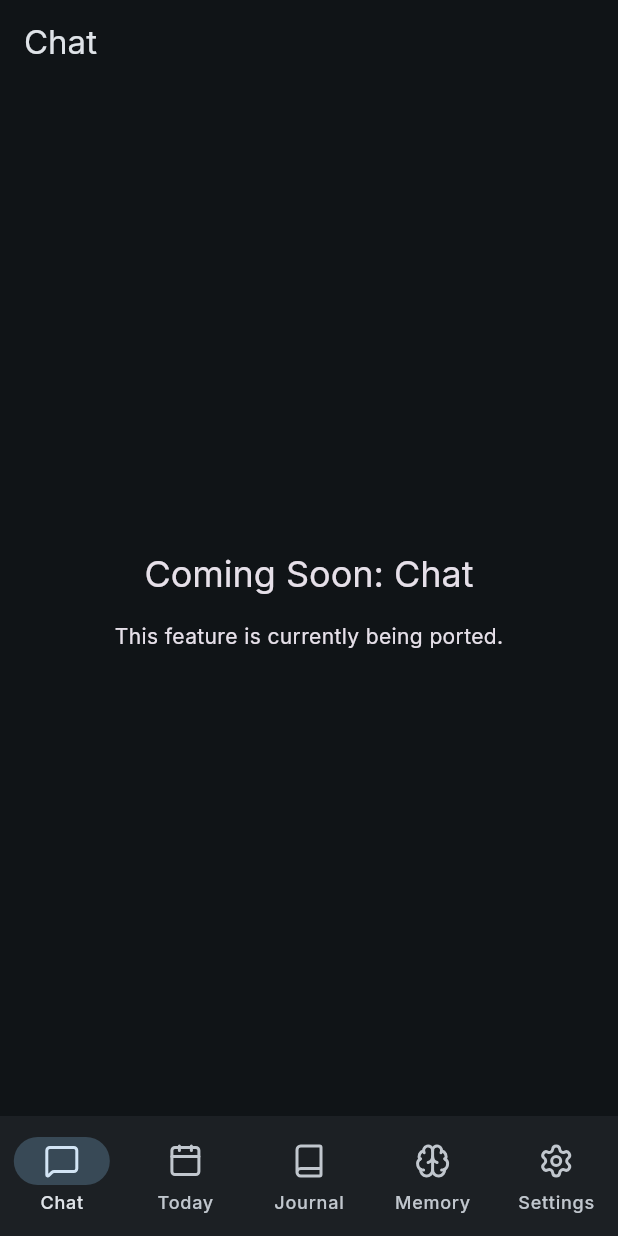
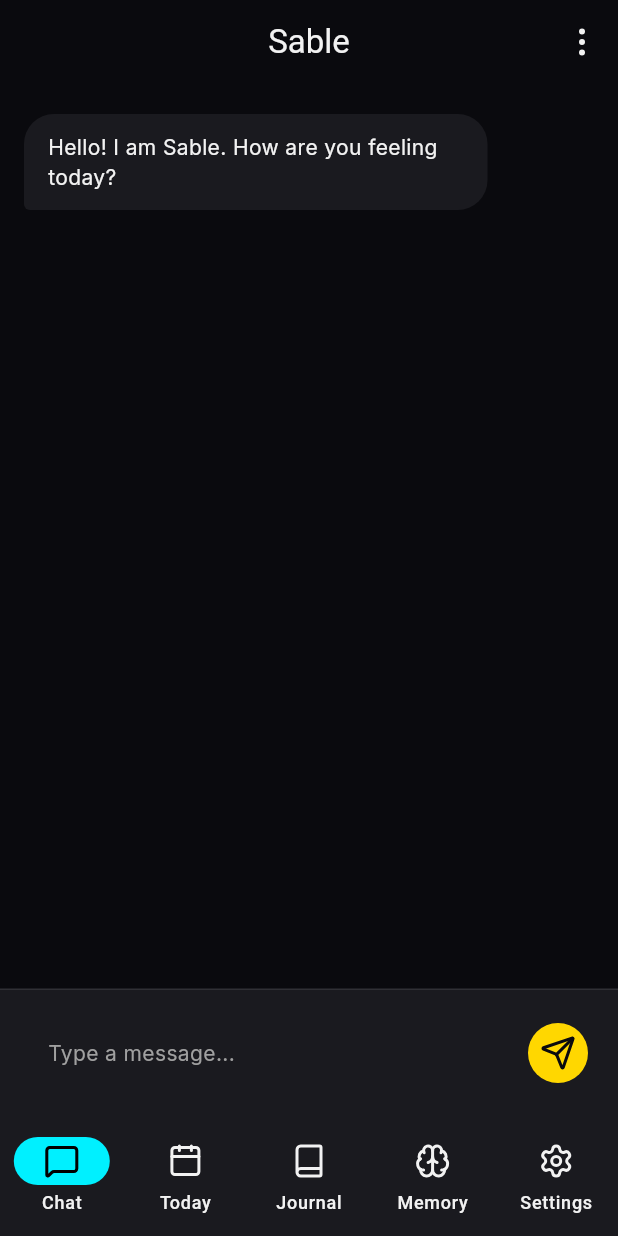
Before and after one commit to adunn79/sable-flutter, a Flutter app: the screen it shows after launch, on a phone screen of 412 x 824 dp. Run offline on Flutter 3.47's test engine with Material 3 defaults, Android fonts, the phone set to English and light mode, and no system bars; our stand-ins replace flutter_dotenv, flutter_riverpod, go_router, google_fonts, lucide_icons.

Commit message:
feat: AUREAL rebranding - Implement new theme, chat UI, and macOS support
- Created AurealTheme with Obsidian/Plasma Cyan/Hyper Gold color palette
- Implemented Space Grotesk (headlines) and Inter (body) typography
- Added ChatPage with message bubbles and input area
- Updated navigation and routing structure
- Added macOS platform support
- Integrated branding assets
- Fixed widget tests for SableApp

```diff
--- /dev/null
+++ b/analysis_options.yaml
@@ -0,0 +1,28 @@
+# This file configures the analyzer, which statically analyzes Dart code to
+# check for errors, warnings, and lints.
+#
+# The issues identified by the analyzer are surfaced in the UI of Dart-enabled
+# IDEs (https://dart.dev/tools#ides-and-editors). The analyzer can also be
+# invoked from the command line by running `flutter analyze`.
+
+# The following line activates a set of recommended lints for Flutter apps,
+# packages, and plugins designed to encourage good coding practices.
+include: package:flutter_lints/flutter.yaml
+
+linter:
+  # The lint rules applied to this project can be customized in the
+  # section below to disable rules from the `package:flutter_lints/flutter.yaml`
+  # included above or to enable additional rules. A list of all available lints
+  # and their documentation is published at https://dart.dev/lints.
+  #
+  # Instead of disabling a lint rule for the entire project in the
+  # section below, it can also be suppressed for a single line of code
+  # or a specific dart file by using the `// ignore: name_of_lint` and
+  # `// ignore_for_file: name_of_lint` syntax on the line or in the file
+  # producing the lint.
+  rules:
+    # avoid_print: false  # Uncomment to disable the `avoid_print` rule
+    # prefer_single_quotes: true  # Uncomment to enable the `prefer_single_quotes` rule
+
+# Additional information about this file can be found at
+# https://dart.dev/guides/language/analysis-options
--- /dev/null
+++ b/devtools_options.yaml
@@ -0,0 +1,3 @@
+description: This file stores settings for Dart & Flutter DevTools.
+documentation: https://docs.flutter.dev/tools/devtools/extensions#configure-extension-enablement-states
+extensions:
--- /dev/null
+++ b/lib/core/theme/aureal_theme.dart
@@ -0,0 +1,90 @@
+import 'package:flutter/material.dart';
+import 'package:google_fonts/google_fonts.dart';
+
+class AurealColors {
+  static const Color obsidian = Color(0xFF0A0A0E);
+  static const Color plasmaCyan = Color(0xFF00F0FF);
+  static const Color hyperGold = Color(0xFFFFD700);
+  static const Color carbon = Color(0xFF1A1A1F);
+  static const Color stardust = Color(0xFFF2F2F2);
+  static const Color ghost = Color(0xFFA0A0A0);
+}
+
+class AurealTheme {
+  static ThemeData get darkTheme {
+    return ThemeData(
+      useMaterial3: true,
+      brightness: Brightness.dark,
+      scaffoldBackgroundColor: AurealColors.obsidian,
+      primaryColor: AurealColors.hyperGold,
+
+      // Color Scheme Definition
+      colorScheme: const ColorScheme.dark(
+        primary: AurealColors.hyperGold,
+        secondary: AurealColors.plasmaCyan,
+        surface: AurealColors.carbon,
+        onPrimary: AurealColors.obsidian, // Text on Gold buttons
+        onSurface: AurealColors.stardust,
+      ),
+
+      // Typography
+      textTheme: TextTheme(
+        displayLarge: GoogleFonts.spaceGrotesk(
+          fontSize: 57,
+          fontWeight: FontWeight.bold,
+          color: AurealColors.stardust
+        ),
+        displayMedium: GoogleFonts.spaceGrotesk(
+          fontSize: 45,
+          fontWeight: FontWeight.w600,
+          color: AurealColors.stardust
+        ),
+        headlineSmall: GoogleFonts.spaceGrotesk(
+          fontSize: 24,
+          fontWeight: FontWeight.w600,
+          color: AurealColors.plasmaCyan
+        ),
+        bodyLarge: GoogleFonts.inter(
+          fontSize: 16,
+          color: AurealColors.stardust
+        ),
+        bodyMedium: GoogleFonts.inter(
+          fontSize: 14,
+          color: AurealColors.ghost
+        ),
+      ),
+
+      // Component Styles
+      appBarTheme: const AppBarTheme(
+        backgroundColor: AurealColors.obsidian,
+        elevation: 0,
+        centerTitle: true,
+        iconTheme: IconThemeData(color: AurealColors.stardust),
+      ),
+
+      elevatedButtonTheme: ElevatedButtonThemeData(
+        style: ElevatedButton.styleFrom(
+          backgroundColor: AurealColors.hyperGold,
+          foregroundColor: AurealColors.obsidian,
+          textStyle: GoogleFonts.spaceGrotesk(fontWeight: FontWeight.bold),
+          padding: const EdgeInsets.symmetric(horizontal: 24, vertical: 16),
+          shape: RoundedRectangleBorder(borderRadius: BorderRadius.circular(12)),
+        ),
+      ),
+
+      inputDecorationTheme: InputDecorationTheme(
+        filled: true,
+        fillColor: AurealColors.carbon,
+        border: OutlineInputBorder(
+          borderRadius: BorderRadius.circular(12),
+          borderSide: BorderSide.none,
+        ),
+        focusedBorder: OutlineInputBorder(
+          borderRadius: BorderRadius.circular(12),
+          borderSide: const BorderSide(color: AurealColors.plasmaCyan, width: 1),
+        ),
+        hintStyle: GoogleFonts.inter(color: AurealColors.ghost),
+      ),
+    );
+  }
+}
--- a/lib/src/app.dart
+++ b/lib/src/app.dart
@@ -1,6 +1,7 @@
 import 'package:flutter/material.dart';
 import 'package:flutter_riverpod/flutter_riverpod.dart';
-import 'package:google_fonts/google_fonts.dart';
+
+import 'package:sable/core/theme/aureal_theme.dart';
 import 'router.dart';
 
 void main() {
@@ -15,16 +16,9 @@ class SableApp extends ConsumerWidget {
     final router = ref.watch(routerProvider);
 
     return MaterialApp.router(
-      title: 'Sable',
-      theme: ThemeData(
-        colorScheme: ColorScheme.fromSeed(
-          seedColor: const Color(0xFF0EA5E9), // Brand Blue
-          brightness: Brightness.dark,
-          background: const Color(0xFF050505),
-        ),
-        useMaterial3: true,
-        textTheme: GoogleFonts.interTextTheme(ThemeData.dark().textTheme),
-      ),
+      title: 'Aureal',
+      theme: AurealTheme.darkTheme,
+      themeMode: ThemeMode.dark,
       routerConfig: router,
     );
   }
--- /dev/null
+++ b/lib/src/pages/chat/chat_page.dart
@@ -0,0 +1,107 @@
+import 'package:flutter/material.dart';
+import 'package:lucide_icons/lucide_icons.dart';
+import 'widgets/message_bubble.dart';
+
+class ChatPage extends StatefulWidget {
+  const ChatPage({super.key});
+
+  @override
+  State<ChatPage> createState() => _ChatPageState();
+}
+
+class _ChatPageState extends State<ChatPage> {
+  final TextEditingController _controller = TextEditingController();
+  final List<Map<String, dynamic>> _messages = [
+    {'message': 'Hello! I am Sable. How are you feeling today?', 'isUser': false},
+  ];
+
+  void _sendMessage() {
+    if (_controller.text.trim().isEmpty) return;
+
+    setState(() {
+      _messages.add({'message': _controller.text, 'isUser': true});
+      _controller.clear();
+    });
+
+    // Simulate AI response
+    Future.delayed(const Duration(seconds: 1), () {
+      if (mounted) {
+        setState(() {
+          _messages.add({
+            'message': 'I hear you. Tell me more about that.',
+            'isUser': false
+          });
+        });
+      }
+    });
+  }
+
+  @override
+  Widget build(BuildContext context) {
+    return Scaffold(
+      appBar: AppBar(
+        title: const Text('Sable'),
+        actions: [
+          IconButton(
+            icon: const Icon(LucideIcons.moreVertical),
+            onPressed: () {},
+          ),
+        ],
+      ),
+      body: Column(
+        children: [
+          Expanded(
+            child: ListView.builder(
+              padding: const EdgeInsets.only(top: 16, bottom: 16),
+              itemCount: _messages.length,
+              itemBuilder: (context, index) {
+                final msg = _messages[index];
+                return MessageBubble(
+                  message: msg['message'] as String,
+                  isUser: msg['isUser'] as bool,
+                );
+              },
+            ),
+          ),
+          _buildInputArea(context),
+        ],
+      ),
+    );
+  }
+
+  Widget _buildInputArea(BuildContext context) {
+    final theme = Theme.of(context);
+    return Container(
+      padding: const EdgeInsets.all(16),
+      decoration: BoxDecoration(
+        color: theme.colorScheme.surface,
+        border: Border(
+          top: BorderSide(color: theme.colorScheme.onSurface.withOpacity(0.1)),
+        ),
+      ),
+      child: Row(
+        children: [
+          Expanded(
+            child: TextField(
+              controller: _controller,
+              style: theme.textTheme.bodyMedium,
+              decoration: const InputDecoration(
+                hintText: 'Type a message...',
+              ),
+              onSubmitted: (_) => _sendMessage(),
+            ),
+          ),
+          const SizedBox(width: 8),
+          IconButton.filled(
+            onPressed: _sendMessage,
+            icon: const Icon(LucideIcons.send),
+            style: IconButton.styleFrom(
+              backgroundColor: theme.colorScheme.primary,
+              foregroundColor: theme.colorScheme.onPrimary,
+            ),
+          ),
+        ],
+      ),
+    );
+  }
+}
--- /dev/null
+++ b/lib/src/pages/chat/widgets/message_bubble.dart
@@ -0,0 +1,45 @@
+import 'package:flutter/material.dart';
+
+class MessageBubble extends StatelessWidget {
+  final String message;
+  final bool isUser;
+
+  const MessageBubble({
+    super.key,
+    required this.message,
+    required this.isUser,
+  });
+
+  @override
+  Widget build(BuildContext context) {
+    final theme = Theme.of(context);
+
+    return Align(
+      alignment: isUser ? Alignment.centerRight : Alignment.centerLeft,
+      child: Container(
+        margin: const EdgeInsets.symmetric(vertical: 4, horizontal: 16),
+        padding: const EdgeInsets.symmetric(vertical: 12, horizontal: 16),
+        decoration: BoxDecoration(
+          color: isUser
+              ? theme.colorScheme.primary
+              : theme.colorScheme.surface,
+          borderRadius: BorderRadius.only(
+            topLeft: const Radius.circular(20),
+            topRight: const Radius.circular(20),
+            bottomLeft: Radius.circular(isUser ? 20 : 4),
+            bottomRight: Radius.circular(isUser ? 4 : 20),
+          ),
+        ),
+        constraints: BoxConstraints(
+          maxWidth: MediaQuery.of(context).size.width * 0.75,
+        ),
+        child: Text(
+          message,
+          style: theme.textTheme.bodyMedium?.copyWith(
+            color: isUser ? theme.colorScheme.onPrimary : theme.colorScheme.onSurface,
+          ),
+        ),
+      ),
+    );
+  }
+}
--- a/lib/src/router.dart
+++ b/lib/src/router.dart
@@ -1,8 +1,8 @@
-import 'package:flutter/material.dart';
 import 'package:go_router/go_router.dart';
 import 'package:flutter_riverpod/flutter_riverpod.dart';
 import 'shared/app_shell.dart';
 import 'pages/placeholder_page.dart';
+import 'pages/chat/chat_page.dart';
 
 final routerProvider = Provider<GoRouter>((ref) {
   return GoRouter(
@@ -15,7 +15,7 @@ final routerProvider = Provider<GoRouter>((ref) {
         routes: [
           GoRoute(path: '/onboarding', builder: (context, state) => const PlaceholderPage(title: 'Onboarding')),
           GoRoute(path: '/welcome', builder: (context, state) => const PlaceholderPage(title: 'Welcome')),
-          GoRoute(path: '/chat', builder: (context, state) => const PlaceholderPage(title: 'Chat')),
+          GoRoute(path: '/chat', builder: (context, state) => const ChatPage()),
           GoRoute(path: '/today', builder: (context, state) => const PlaceholderPage(title: 'Today')),
           GoRoute(path: '/journal', builder: (context, state) => const PlaceholderPage(title: 'Journal')),
           GoRoute(path: '/memory', builder: (context, state) => const PlaceholderPage(title: 'Memory')),
--- a/pubspec.yaml
+++ b/pubspec.yaml
@@ -24,6 +24,7 @@ dependencies:
   lucide_icons: ^0.257.0
   go_router: ^13.0.0
   flutter_dotenv: ^6.0.0
+  flutter_svg: ^2.1.0
 
 dev_dependencies:
   flutter_test:
```
Also changed, not shown: assets/branding/uploaded_image_0_1764382142171.jpg (added), assets/branding/uploaded_image_1_1764382142171.png (added), assets/branding/uploaded_image_2_1764382142171.png (added), assets/branding/uploaded_image_3_1764382142171.jpg (added), assets/branding/uploaded_image_4_1764382142171.jpg (added), pubspec.lock (added), 29 other files.
